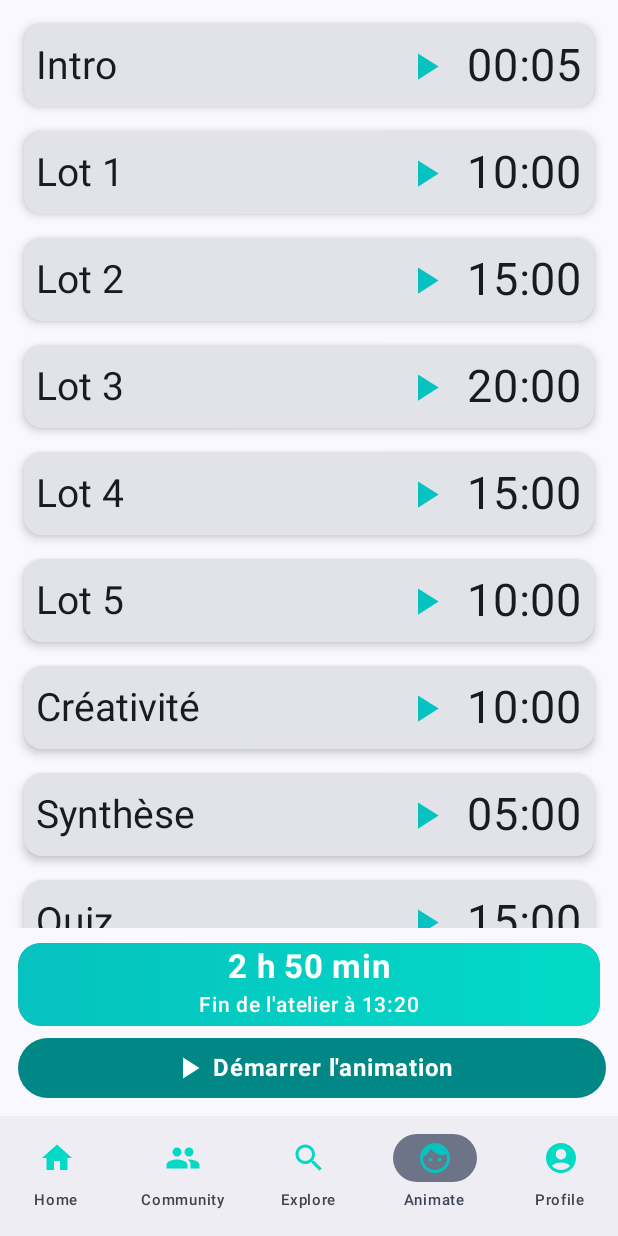
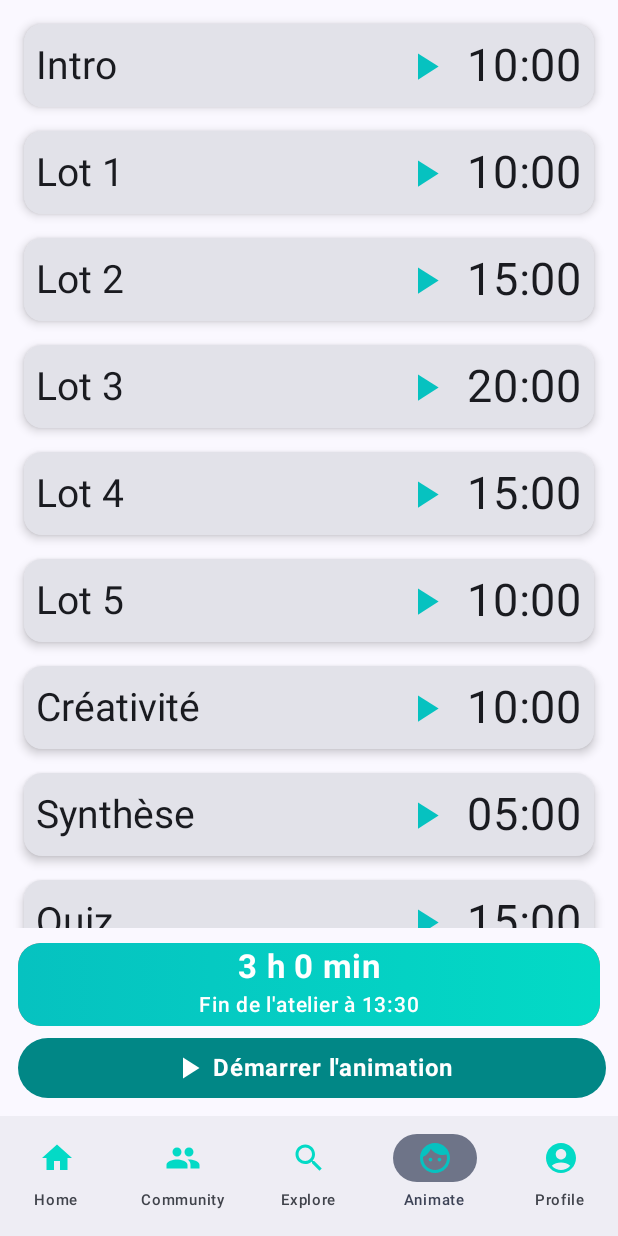
Before and after one commit to davf392/fresque-climat, an Android app built with Jetpack Compose: the AnimateScreen screen opened through its navigation route, on a phone screen of 412 x 824 dp. Run offline under Robolectric (Android 15) with nearby library versions, the phone set to English and light mode, and no system bars.

Commit message:
move home package to ui

```diff
--- a/app/src/main/java/com/davidfz/animfresque/ui/FreskApp.kt
+++ b/app/src/main/java/com/davidfz/animfresque/ui/FreskApp.kt
@@ -28,7 +28,7 @@ import androidx.navigation.NavController
 import androidx.navigation.compose.NavHost
 import androidx.navigation.compose.composable
 import androidx.navigation.compose.currentBackStackEntryAsState
-import com.davidfz.animfresque.home.HomeScreen
+import com.davidfz.animfresque.ui.home.HomeScreen
 import com.davidfz.animfresque.ui.explore.screens.ExploreScreen
 import com.davidfz.animfresque.ui.animate.screens.AnimateScreen
 import com.davidfz.animfresque.ui.animate.viewmodel.AnimateViewModel
--- a/app/src/main/java/com/davidfz/animfresque/ui/animate/viewmodel/AnimateViewModel.kt
+++ b/app/src/main/java/com/davidfz/animfresque/ui/animate/viewmodel/AnimateViewModel.kt
@@ -165,7 +165,7 @@ open class AnimateViewModel: ViewModel() {
 
     private fun initPhasesList(): List<AnimationPhaseUiState> {
         return mutableStateListOf(
-            AnimationPhaseUiState("Intro", CountDownTimer(5)),
+            AnimationPhaseUiState("Intro", CountDownTimer(10 * 60)),
             AnimationPhaseUiState("Lot 1", CountDownTimer(10 * 60)),
             AnimationPhaseUiState("Lot 2", CountDownTimer(15 * 60)),
             AnimationPhaseUiState("Lot 3", CountDownTimer(20 * 60)),
--- a/app/src/main/java/com/davidfz/animfresque/home/HomeScreen.kt
+++ b/app/src/main/java/com/davidfz/animfresque/ui/home/HomeScreen.kt
@@ -1,4 +1,4 @@
-package com.davidfz.animfresque.home
+package com.davidfz.animfresque.ui.home
 
 import androidx.compose.foundation.background
 import androidx.compose.foundation.layout.Column
@@ -9,7 +9,7 @@ import androidx.compose.ui.Modifier
 import androidx.compose.ui.graphics.Color
 import androidx.compose.ui.tooling.preview.Preview
 import androidx.compose.ui.unit.dp
-import com.davidfz.animfresque.home.components.ProfileStatsOverview
+import com.davidfz.animfresque.ui.home.components.ProfileStatsOverview
 
 @Composable
 fun HomeScreen(
--- a/app/src/main/java/com/davidfz/animfresque/home/components/ProfileStatsOverview.kt
+++ b/app/src/main/java/com/davidfz/animfresque/ui/home/components/ProfileStatsOverview.kt
@@ -1,4 +1,4 @@
-package com.davidfz.animfresque.home.components
+package com.davidfz.animfresque.ui.home.components
 
 import androidx.compose.foundation.background
 import androidx.compose.foundation.layout.Arrangement
```
